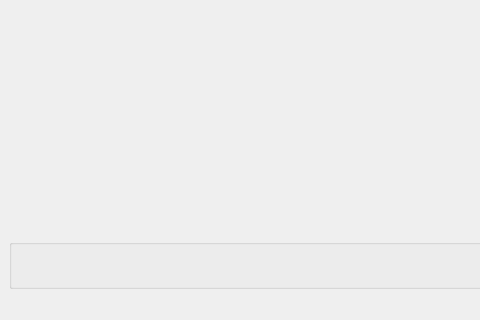
ornlneutronimaging/iBeatles, file src/iBeatles/ui/ui_strainMapping.ui: the form before one commit; both pictures show x 0 to 480 and y 537 to 857 of the 1077 by 857 pixel window.
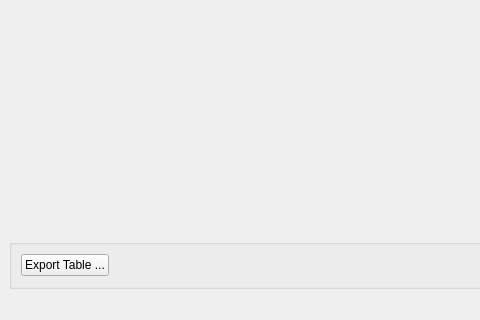
The form after the commit.

Commit message: Strain mapping and d_spacing value can be exported into an ascii file. this refs #104

Diff of the .ui file:
```diff
--- a/src/iBeatles/ui/ui_strainMapping.ui
+++ b/src/iBeatles/ui/ui_strainMapping.ui
@@ -464,6 +464,13 @@
        <string/>
       </property>
       <layout class="QHBoxLayout" name="horizontalLayout_4">
+       <item>
+        <widget class="QPushButton" name="pushButton_2">
+         <property name="text">
+          <string>Export Table ...</string>
+         </property>
+        </widget>
+       </item>
        <item>
         <spacer name="horizontalSpacer_4">
          <property name="orientation">
```
Left out of the diff: 25 changed lines with no effect on the pictures. The commit also changes 5 other files.
